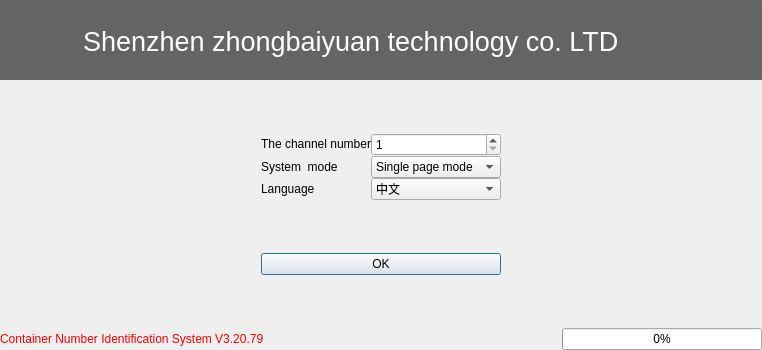
519984307/Container_Multiple_Channels_20200522, file Main/Setting/main_dialog.ui: the form before one commit.
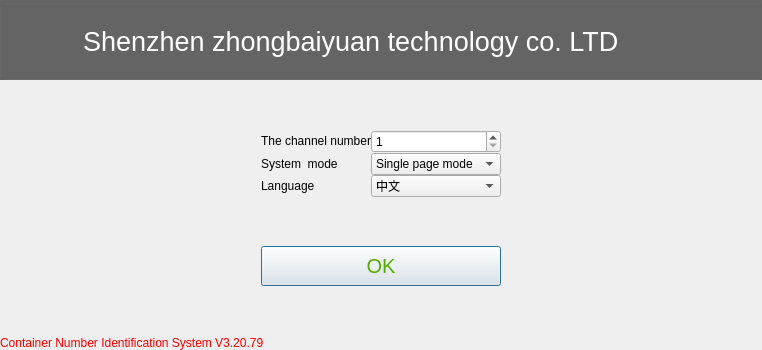
The form after the commit. Icons and pictures are not drawn.

```diff
--- a/Main/Setting/main_dialog.ui
+++ b/Main/Setting/main_dialog.ui
@@ -693,9 +693,47 @@
    </item>
    <item row="4" column="1" colspan="2">
     <widget class="QPushButton" name="pushButton">
+     <property name="minimumSize">
+      <size>
+       <width>0</width>
+       <height>40</height>
+      </size>
+     </property>
+     <property name="font">
+      <font>
+       <pointsize>15</pointsize>
+      </font>
+     </property>
+     <property name="styleSheet">
+      <string notr="true">color: rgb(85, 170, 0);</string>
+     </property>
      <property name="text">
       <string>OK</string>
      </property>
+     <property name="iconSize">
+      <size>
+       <width>20</width>
+       <height>20</height>
+      </size>
+     </property>
+     <property name="shortcut">
+      <string>Return</string>
+     </property>
+     <property name="autoRepeat">
+      <bool>false</bool>
+     </property>
+     <property name="autoExclusive">
+      <bool>false</bool>
+     </property>
+     <property name="autoDefault">
+      <bool>true</bool>
+     </property>
+     <property name="default">
+      <bool>false</bool>
+     </property>
+     <property name="flat">
+      <bool>false</bool>
+     </property>
     </widget>
    </item>
    <item row="5" column="1" colspan="2">
@@ -723,19 +761,6 @@
        </property>
       </widget>
      </item>
-     <item>
-      <widget class="QProgressBar" name="progressBar">
-       <property name="maximumSize">
-        <size>
-         <width>200</width>
-         <height>16777215</height>
-        </size>
-       </property>
-       <property name="value">
-        <number>0</number>
-       </property>
-      </widget>
-     </item>
     </layout>
    </item>
   </layout>
```
